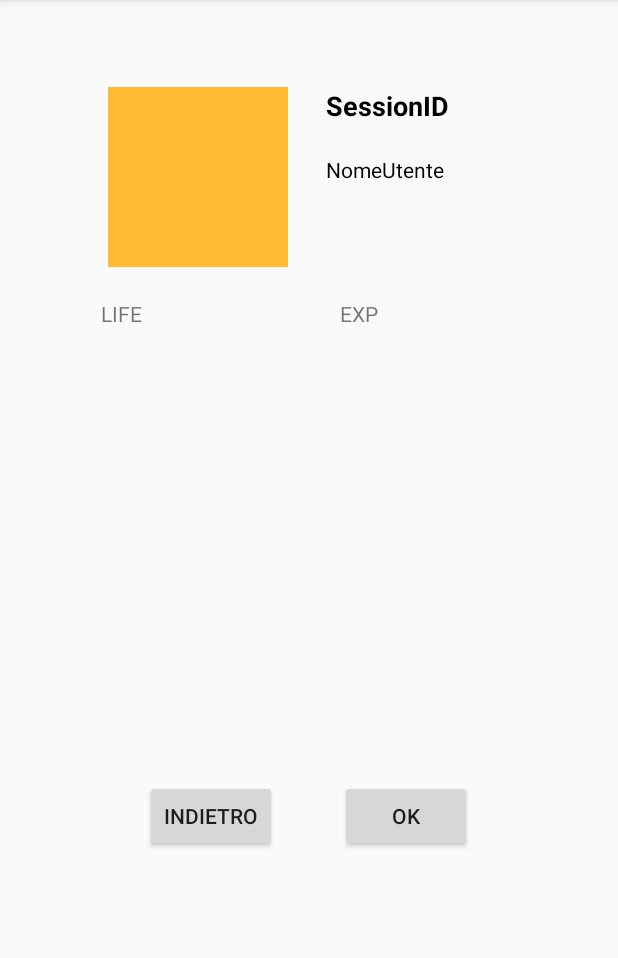
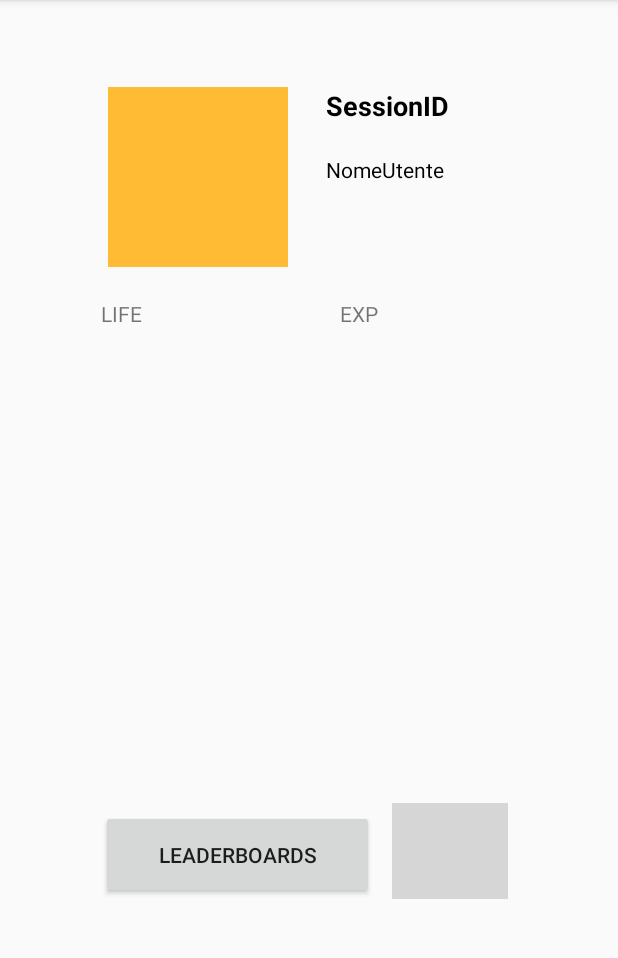
Before and after one commit to ste-corizzato/ProjectMobile, an Android app: the fragment fragment_profile placed in its activity, after a tap on "INDIETRO", on a phone screen of 412 x 824 dp, the part 84-1042 px from its top. Run offline under Robolectric (Android 15) with nearby library versions, the phone set to English and light mode, and no system bars; our stand-ins replace Volley; network calls fail; 1 statement that could not run was skipped; grey boxes are pictures that could not be loaded.

Commit message:
finalmente si torna indietro

```diff
--- a/app/src/main/java/com/example/projectmobile/MainActivity.java
+++ b/app/src/main/java/com/example/projectmobile/MainActivity.java
@@ -31,21 +31,21 @@ public class MainActivity extends AppCompatActivity  implements View.OnClickList
     //public String id;
     public String nome;
     ImageButton button_setting;
+    //Button button_indietro;
     Button play;
     Button classifica;
     Model myModel;
 
     @Override
     protected void onCreate(Bundle savedInstanceState) {
-
         super.onCreate(savedInstanceState);
         setContentView(R.layout.activity_main);
+        home fragment_home = new home();
+        getSupportFragmentManager().beginTransaction().add(R.id.fragment_container, fragment_home).commit();
 
 
         button_setting = findViewById(R.id.button_imp);
-
-        //button_setting.setOnClickListener(this);
-
+        //button_indietro = findViewById(R.id.indietro);
         play = findViewById(R.id.button_map);
         classifica = findViewById(R.id.button_leaderboards);
 
@@ -56,14 +56,19 @@ public class MainActivity extends AppCompatActivity  implements View.OnClickList
     protected void onStart() {
         super.onStart();
 
-        home fragment_home = new home();
-        FragmentTransaction transaction = getSupportFragmentManager().beginTransaction();
 
+    }
 
-        transaction.replace(R.id.fragment_container, fragment_home);
-        transaction.addToBackStack(null);
-        transaction.commit();
+    public void onButtonTapped(View v) {
+        fragment_profile newFragment2 = new fragment_profile();
 
+        FragmentTransaction transaction2 = getSupportFragmentManager().beginTransaction();
+
+        transaction2.replace(R.id.fragment_container, newFragment2);
+        transaction2.addToBackStack(null);
+
+        transaction2.commit();
+        Log.d("MyMainActivity", "indietro funziona");
     }
 
     @Override
@@ -87,11 +92,23 @@ public class MainActivity extends AppCompatActivity  implements View.OnClickList
 
                 break;
 
+            case R.id.indietro:
+
+                /*Log.d("MainActivity", "ciao");
+                fragment_profile newFragment2 = new fragment_profile();
+
+                FragmentTransaction transaction2 = getSupportFragmentManager().beginTransaction();
+
+                transaction2.replace(R.id.fragment_container, newFragment2);
+                transaction2.addToBackStack(null);
+
+                transaction2.commit();
+                Log.d("MyMainActivity", "indietro funziona");
+
+                break;*/
         }
 
     }
-
-
 
     //funzione per ottenere il session_idd
     public void firstRegister(){
@@ -132,7 +149,6 @@ public class MainActivity extends AppCompatActivity  implements View.OnClickList
 
         mRequestQueue.add(request);
     }
-
 
     //funzione per ottenere il img, nome, vita, exp
     public void getProfile(){
@@ -200,7 +216,6 @@ public class MainActivity extends AppCompatActivity  implements View.OnClickList
 
     }
 
-
     @Override
     protected void onResume() {
         super.onResume();
@@ -221,4 +236,6 @@ public class MainActivity extends AppCompatActivity  implements View.OnClickList
 
     }
 
+
+
 }
--- a/app/src/main/java/com/example/projectmobile/fragment_profile.java
+++ b/app/src/main/java/com/example/projectmobile/fragment_profile.java
@@ -15,6 +15,7 @@ import androidx.annotation.NonNull;
 import androidx.annotation.Nullable;
 import androidx.fragment.app.Fragment;
 import androidx.fragment.app.FragmentManager;
+import androidx.fragment.app.FragmentTransaction;
 
 import com.android.volley.RequestQueue;
 import com.android.volley.Response;
@@ -34,6 +35,7 @@ public class fragment_profile extends Fragment implements View.OnClickListener {
     Button modifica;
     Button indietro;
 
+
     @Nullable
     @Override
     public View onCreateView(@NonNull LayoutInflater inflater, @Nullable ViewGroup container, @Nullable Bundle savedInstanceState) {
@@ -51,7 +53,6 @@ public class fragment_profile extends Fragment implements View.OnClickListener {
 
     }
 
-
     @Override
     public void onStart() {
         super.onStart();
@@ -60,10 +61,9 @@ public class fragment_profile extends Fragment implements View.OnClickListener {
         tv.setText(text);
     }
 
-
     @Override
     public void onClick(View view) {
-        /*switch (view.getId()) {
+        switch (view.getId()) {
             case R.id.Modifica:
 
                 Log.d("fragment_profile", "modifica");
@@ -74,17 +74,24 @@ public class fragment_profile extends Fragment implements View.OnClickListener {
                 break;
 
             case R.id.indietro:
+               Log.d("fragment_profile", "indietro");
+                home newFragment2 = new home();
+
+                FragmentTransaction transaction2 = getFragmentManager().beginTransaction();
+
+                transaction2.replace(R.id.fragment_container, newFragment2);
+                transaction2.addToBackStack(null);
+
+                transaction2.commit();
+                Log.d("MyMainActivity", "indietro funziona");
 
 
-
-
-        }*/
+        }
 
     }
 
 
-
-   /* public void modifica(){
+    public void modifica(){
             mRequestQueue= Volley.newRequestQueue(getActivity().getApplicationContext());
             final String url= " https://ewserver.di.unimi.it/mobicomp/mostri/setprofile.php";
 
@@ -124,6 +131,8 @@ public class fragment_profile extends Fragment implements View.OnClickListener {
             mRequestQueue.add(getProfileRequest);
 
 
-*/
+
 
     }
+
+}
--- a/app/src/main/java/com/example/projectmobile/home.java
+++ b/app/src/main/java/com/example/projectmobile/home.java
@@ -27,9 +27,7 @@ public class home extends Fragment {
     @Override
     public View onCreateView(@NonNull LayoutInflater inflater, @Nullable ViewGroup container, @Nullable Bundle savedInstanceState) {
         View w= inflater.inflate(R.layout.fragment_home, container, false);
-
         button_setting = w.findViewById(R.id.button_imp);
-        //button_setting.setOnClickListener((View.OnClickListener) this);
 
 
         play = w.findViewById(R.id.button_map);
@@ -38,19 +36,5 @@ public class home extends Fragment {
         return w;
 
     }
-    /*public void onClick(View view) {
-        switch (view.getId()) {
-            case R.id.button_imp:
-
-                Log.d("fragment_profile", "impostazioni");
-
-
-                break;
-
-            case R.id.indietro:
-
-        }diocaneeeeeeeeeeeeeeeeeeeeee
-
-    }*/
 
 }
--- a/app/src/main/res/layout/fragment_fragment_profile.xml
+++ b/app/src/main/res/layout/fragment_fragment_profile.xml
@@ -29,6 +29,7 @@
         android:layout_marginStart="87dp"
         android:layout_marginEnd="42dp"
         android:layout_marginBottom="209dp"
+        android:onClick="onClick"
         android:text="Indietro"
         app:layout_constraintBottom_toBottomOf="parent"
         app:layout_constraintEnd_toStartOf="@+id/Modifica"
```
